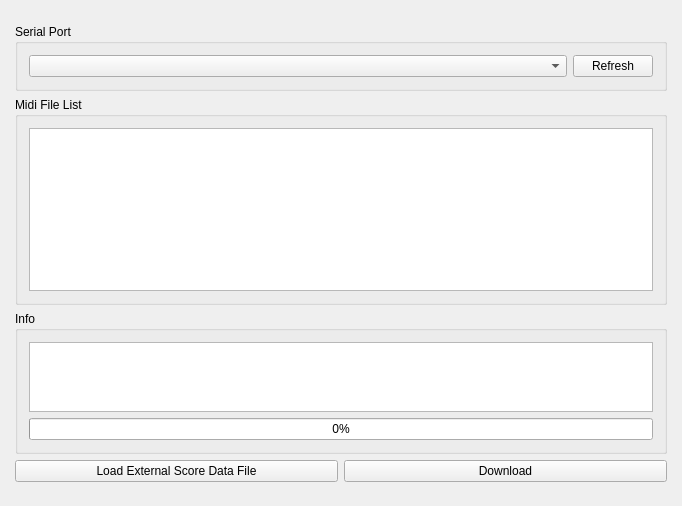
Before: the Qt Designer form qt-project/mainwindow.ui in eeyrw/midi-to-hex-qt, drawn with Qt 5.
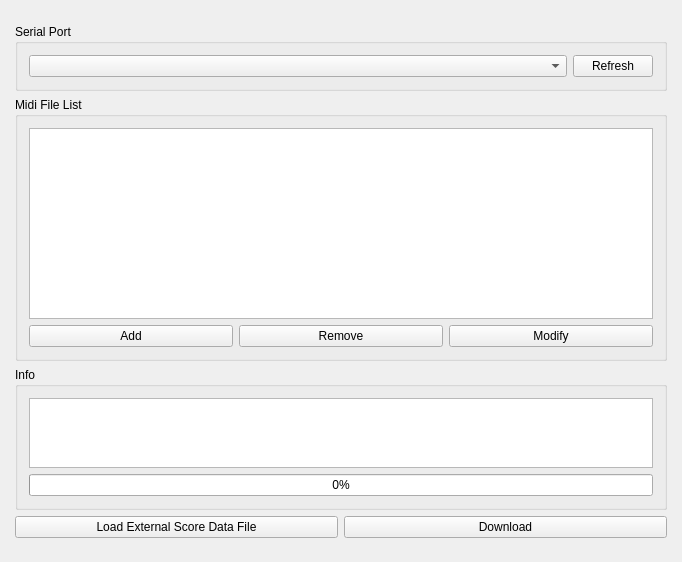
After: the same form once the commit is applied.

Commit message: Add usb device detection for win32.

```diff
--- a/qt-project/mainwindow.ui
+++ b/qt-project/mainwindow.ui
@@ -7,7 +7,7 @@
     <x>0</x>
     <y>0</y>
     <width>682</width>
-    <height>506</height>
+    <height>562</height>
    </rect>
   </property>
   <property name="font">
@@ -78,7 +78,7 @@
       <property name="sizePolicy">
        <sizepolicy hsizetype="Preferred" vsizetype="Preferred">
         <horstretch>0</horstretch>
-        <verstretch>4</verstretch>
+        <verstretch>5</verstretch>
        </sizepolicy>
       </property>
       <property name="title">
@@ -113,6 +113,43 @@
          </property>
         </widget>
        </item>
+       <item>
+        <layout class="QHBoxLayout" name="horizontalLayout_3">
+         <property name="leftMargin">
+          <number>0</number>
+         </property>
+         <property name="topMargin">
+          <number>0</number>
+         </property>
+         <property name="rightMargin">
+          <number>0</number>
+         </property>
+         <property name="bottomMargin">
+          <number>0</number>
+         </property>
+         <item>
+          <widget class="QPushButton" name="pushButton">
+           <property name="text">
+            <string>Add</string>
+           </property>
+          </widget>
+         </item>
+         <item>
+          <widget class="QPushButton" name="pushButton_2">
+           <property name="text">
+            <string>Remove</string>
+           </property>
+          </widget>
+         </item>
+         <item>
+          <widget class="QPushButton" name="pushButton_3">
+           <property name="text">
+            <string>Modify</string>
+           </property>
+          </widget>
+         </item>
+        </layout>
+       </item>
       </layout>
      </widget>
     </item>
```
The commit also changes 2 other files.
